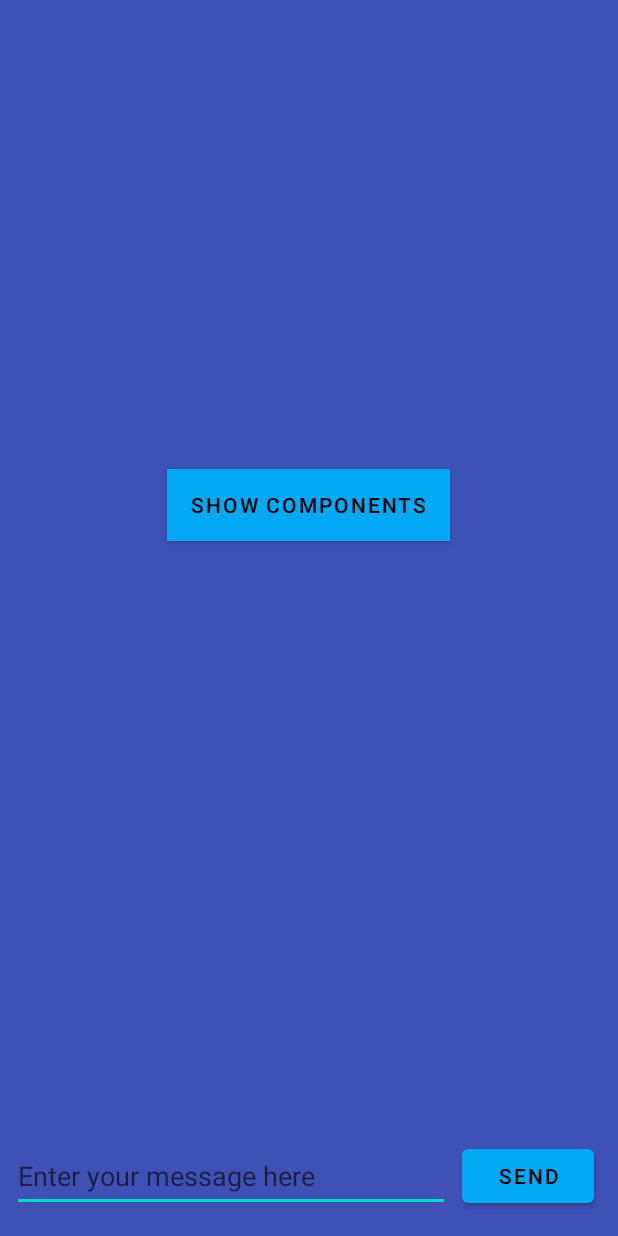
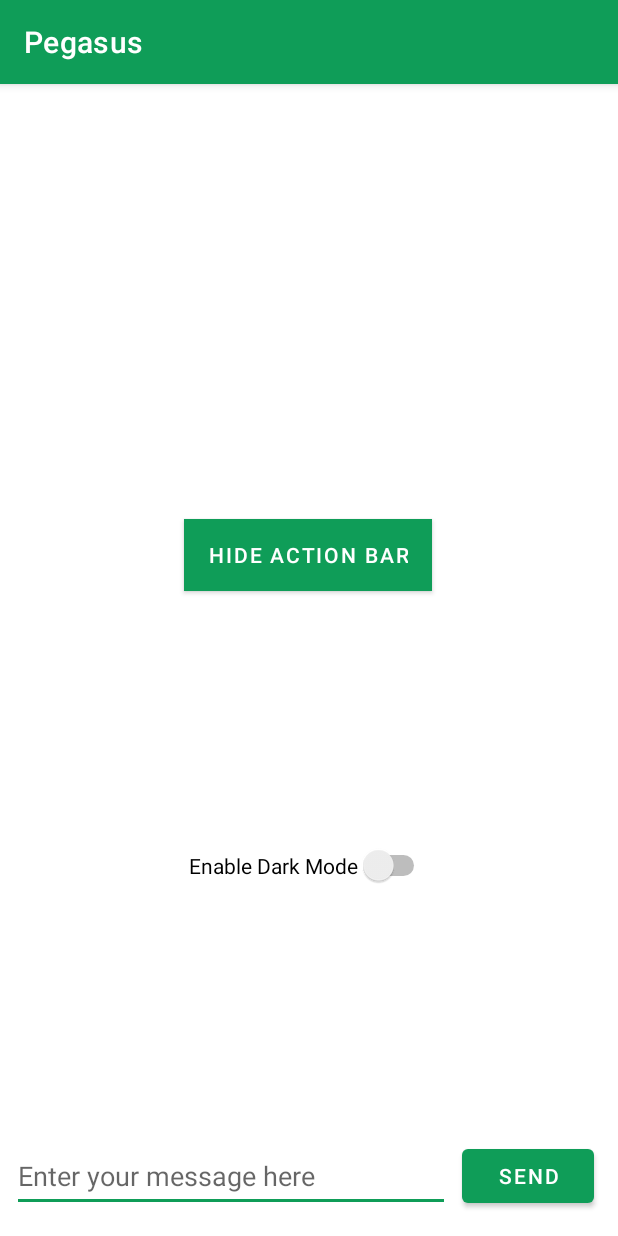
Before and after one commit to CodyNeeraj/Pegasus, an Android app: the screen it shows after launch (MainActivity), after a tap on "HIDE ACTION BAR", on a phone screen of 412 x 824 dp. Run offline under Robolectric (Android 15) with nearby library versions, the phone set to English and light mode, and no system bars.

Commit message:
IMP: Ondemand Dark btn and Navigation bar, Status bar and action bar color changing

```diff
--- a/app/src/main/java/com/codyneeraj/pegasus/MainActivity.java
+++ b/app/src/main/java/com/codyneeraj/pegasus/MainActivity.java
@@ -2,16 +2,19 @@ package com.codyneeraj.pegasus;
 
 import android.content.Intent;
 import android.os.Bundle;
-import android.util.Log;
 import android.view.View;
 import android.widget.Button;
+import android.widget.CompoundButton;
 import android.widget.EditText;
+import android.widget.Switch;
 import android.widget.TextView;
 import android.widget.Toast;
 
 import androidx.appcompat.app.ActionBar;
 import androidx.appcompat.app.AlertDialog;
 import androidx.appcompat.app.AppCompatActivity;
+import androidx.appcompat.app.AppCompatDelegate;
+import androidx.core.content.ContextCompat;
 
 
 /**
@@ -33,13 +36,14 @@ public class MainActivity extends AppCompatActivity {
             | View.SYSTEM_UI_FLAG_HIDE_NAVIGATION
             | View.SYSTEM_UI_FLAG_FULLSCREEN;
     int UIforShowing = 0;
-
+    boolean SameAsInRsrcs;
     // EditText view for the message
     private EditText mMessageEditText;
     // TextView for the reply header
     private TextView mReplyHeadTextView;
     // TextView for the reply body
     private TextView mReplyTextView;
+    private Switch themetoggler;
     private Button barBtn;
     private ActionBar bar;
     private View decorView;
@@ -60,7 +64,20 @@ public class MainActivity extends AppCompatActivity {
         mReplyHeadTextView = findViewById(R.id.text_header_reply);
         mReplyTextView = findViewById(R.id.text_message_reply);
         barBtn = findViewById(R.id.hideMainBar);
+        themetoggler = findViewById(R.id.switch1);
         decorView = getWindow().getDecorView();
+        themetoggler.setOnCheckedChangeListener(new CompoundButton.OnCheckedChangeListener() {
+            public void onCheckedChanged(CompoundButton buttonView, boolean isChecked) {
+                if (themetoggler.isChecked()) {
+//                    setTheme(R.style.DarkTheme);
+                    AppCompatDelegate.setDefaultNightMode(AppCompatDelegate.MODE_NIGHT_YES);
+                }
+                if (!themetoggler.isChecked()) {
+                    toastMaker("switch disabled").show();
+                    AppCompatDelegate.setDefaultNightMode(AppCompatDelegate.MODE_NIGHT_NO);
+                }
+            }
+        });
     }
 
     /**
@@ -111,49 +128,6 @@ public class MainActivity extends AppCompatActivity {
         }
     }
 
-    @Override
-    protected void onStart() {
-        super.onStart();
-        Log.d(MainActivity.class.getSimpleName(), "onStart Called");
-    }
-
-    @Override
-    protected void onStop() {
-        super.onStop();
-        Log.d(MainActivity.class.getSimpleName(), "onStop Called");
-    }
-
-    @Override
-    protected void onDestroy() {
-        super.onDestroy();
-        Log.d(MainActivity.class.getSimpleName(), "onDestroyed Called");
-    }
-
-    @Override
-    protected void onPause() {
-        super.onPause();
-        Log.d(MainActivity.class.getSimpleName(), "onPause Called");
-    }
-
-    @Override
-    protected void onResume() {
-        super.onResume();
-        Log.d(MainActivity.class.getSimpleName(), "onResume Called");
-    }
-
-//    @Override
-//    protected void onCreate(Bundle savedInstanceState) {
-//        super.onCreate(savedInstanceState);
-//        setContentView(R.layout.activity_main);
-//        txt = (TextView) findViewById(R.id.Neeraj);
-//        Log.d("Neeraj", "Error");
-//    }
-//
-//    public void clicked(View view) {
-//        txt.setText(R.string.onClick);
-//        Toast.makeText(this, "Textview CLicked !", Toast.LENGTH_SHORT).show();
-//    }
-
     // Declare the onBackPressed method when the back button is presse this method will call
     @Override
     public void onBackPressed() {
@@ -191,15 +165,15 @@ public class MainActivity extends AppCompatActivity {
     }
 
     public void hideComponents(View view) {
-        if (!bar.isShowing()) {
-            barBtn.setText("Hide Components");
-            bar.show();
-            decorView.setSystemUiVisibility(UIforShowing);
-        }
-        if (bar.isShowing()) {
-            bar.hide();
-            decorView.setSystemUiVisibility(UIforHiding);
-            barBtn.setText("Show Components");
-        }
+        System.out.println(getWindow().getStatusBarColor());
+        getWindow().setStatusBarColor(getResources().getColor(R.color.teal_200));
+        getWindow().setNavigationBarColor(getResources().getColor(R.color.teal_200));
+        getWindow().setStatusBarColor(ContextCompat.getColor(this, R.color.purple_200));
+        getWindow().setStatusBarColor(getResources().getColor(R.color.purple_200));
+        SameAsInRsrcs = getWindow().getStatusBarColor() == getResources().getColor(R.color.purple_200);
+    }
+
+    private Toast toastMaker(String message) {
+        return Toast.makeText(this, message, Toast.LENGTH_SHORT);
     }
 }
--- a/app/src/main/res/layout/activity_main.xml
+++ b/app/src/main/res/layout/activity_main.xml
@@ -4,7 +4,6 @@
     xmlns:tools="http://schemas.android.com/tools"
     android:layout_width="match_parent"
     android:layout_height="match_parent"
-    android:background="#3F51B5"
     tools:context=".MainActivity">
 
     <TextView
@@ -72,4 +71,15 @@
         app:layout_constraintTop_toTopOf="parent"
         app:layout_constraintVertical_bias="0.403" />
 
+    <Switch
+        android:id="@+id/switch1"
+        android:layout_width="wrap_content"
+        android:layout_height="wrap_content"
+        android:text="Enable Dark Mode"
+        app:layout_constraintBottom_toTopOf="@+id/editText_main"
+        app:layout_constraintEnd_toEndOf="parent"
+        app:layout_constraintHorizontal_bias="0.5"
+        app:layout_constraintStart_toStartOf="parent"
+        app:layout_constraintTop_toBottomOf="@+id/hideMainBar" />
+
 </androidx.constraintlayout.widget.ConstraintLayout>
--- a/app/src/main/res/values-night/themes.xml
+++ b/app/src/main/res/values-night/themes.xml
@@ -2,13 +2,15 @@
     <!-- Base application theme. -->
     <style name="Theme.Pegasus" parent="Theme.MaterialComponents.DayNight.DarkActionBar">
         <!-- Primary brand color. -->
-        <item name="colorPrimary">@color/ligthblue_500</item>
-        <item name="colorPrimaryVariant">@color/ligthblue900</item>
-        <item name="colorOnPrimary">@color/black</item>
+        <item name="colorPrimary">@color/purple_200</item>
+        <item name="colorPrimaryVariant">@color/purple_700</item>
+        <item name="colorOnPrimary">@color/white</item>
         <!-- Secondary brand color. -->
         <item name="colorSecondary">@color/teal_200</item>
         <item name="colorSecondaryVariant">@color/teal_200</item>
-        <item name="colorOnSecondary">@color/black</item>
+        <item name="colorOnSecondary">@color/white</item>
+        <!--text color-->
+        <item name="android:textColor">@color/white</item>
         <!-- Status bar color. -->
         <item name="android:statusBarColor" tools:targetApi="l">?attr/colorPrimaryVariant</item>
         <!-- Customize your theme here. -->
--- a/app/src/main/res/values/colors.xml
+++ b/app/src/main/res/values/colors.xml
@@ -1,9 +1,9 @@
 <?xml version="1.0" encoding="utf-8"?>
 <resources>
-    <color name="purple_200">#FFBB86FC</color>
-    <color name="ligthblue900">#01579B</color>
-    <color name="ligthblue_500">#03A9F4</color>
-    <color name="teal_200">#FF03DAC5</color>
+    <color name="purple_200">#0F9D58</color>
+    <color name="purple_500">#0F9D58</color>
+    <color name="purple_700">#0F9D58</color>
+    <color name="teal_200">#0F9D58</color>
     <color name="teal_700">#FF018786</color>
     <color name="black">#FF000000</color>
     <color name="white">#FFFFFFFF</color>
--- a/app/src/main/res/values/themes.xml
+++ b/app/src/main/res/values/themes.xml
@@ -2,13 +2,15 @@
     <!-- Base application theme. -->
     <style name="Theme.Pegasus" parent="Theme.MaterialComponents.DayNight.DarkActionBar">
         <!-- Primary brand color. -->
-        <item name="colorPrimary">@color/ligthblue_500</item>
-        <item name="colorPrimaryVariant">@color/ligthblue_500</item>
-        <item name="colorOnPrimary">@color/black</item>
+        <item name="colorPrimary">@color/purple_500</item>
+        <item name="colorPrimaryVariant">@color/purple_700</item>
+        <item name="colorOnPrimary">@color/white</item>
         <!-- Secondary brand color. -->
         <item name="colorSecondary">@color/teal_200</item>
         <item name="colorSecondaryVariant">@color/teal_700</item>
         <item name="colorOnSecondary">@color/black</item>
+        <!--below is the text color-->
+        <item name="android:textColor">@color/black</item>
         <!-- Status bar color. -->
         <item name="android:statusBarColor" tools:targetApi="l">?attr/colorPrimaryVariant</item>
         <!-- Customize your theme here. -->
```
